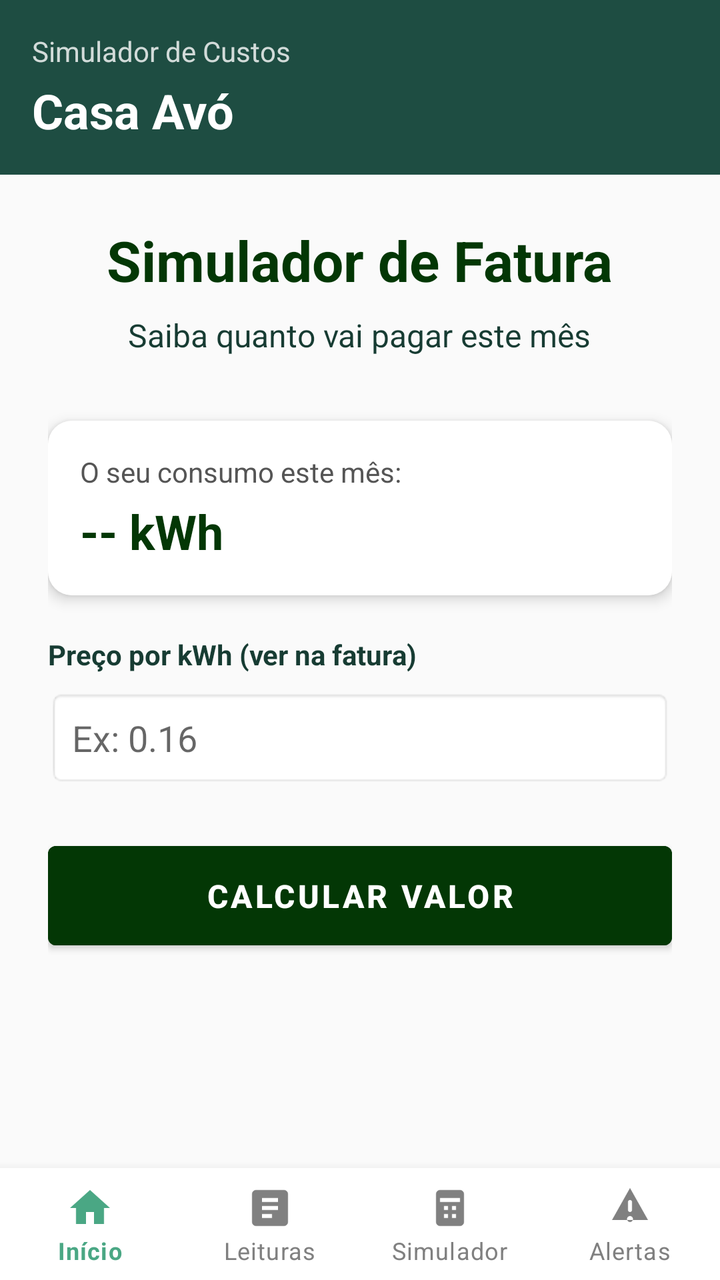
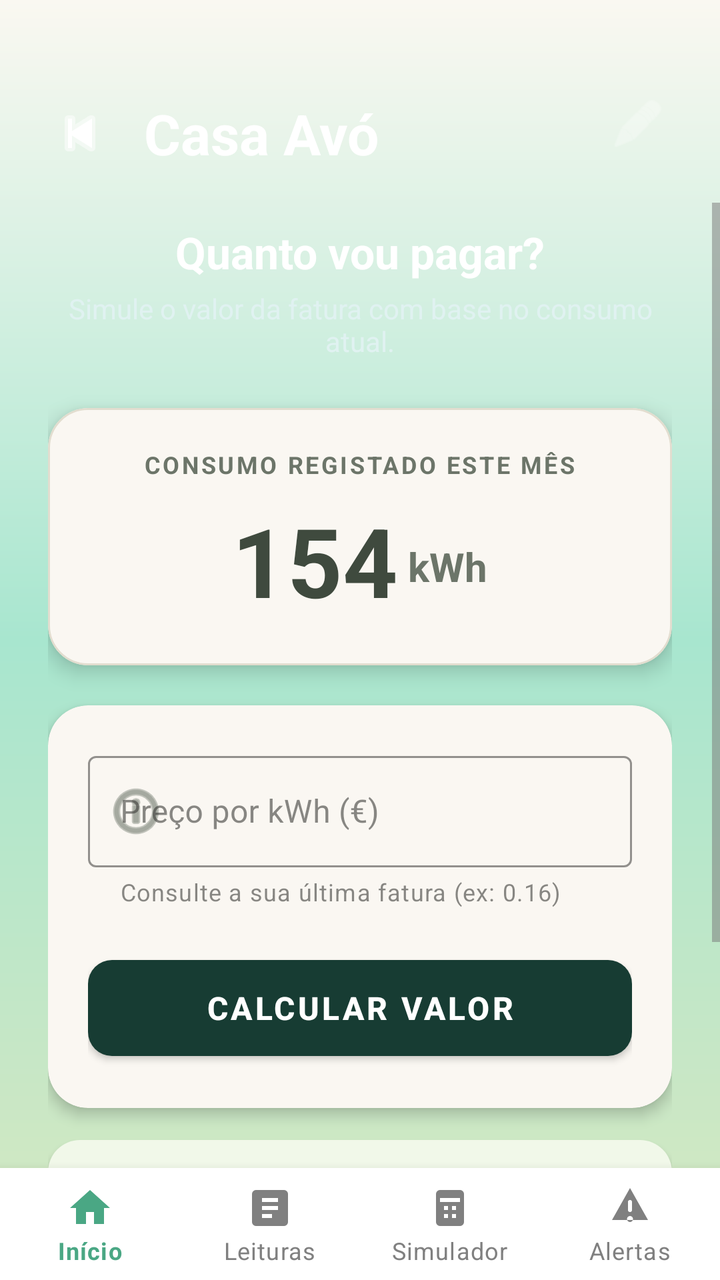

Before-and-after screenshots of an Android layout around one commit, followed by the original layout XML and the change that was made.
<!-- AndroidManifest.xml: application theme Theme.EcoTrack -->
<!-- res/layout/activity_calculadora_custos.xml -->
<?xml version="1.0" encoding="utf-8"?>
<RelativeLayout xmlns:android="http://schemas.android.com/apk/res/android"
    xmlns:app="http://schemas.android.com/apk/res-auto"
    android:layout_width="match_parent"
    android:layout_height="match_parent"
    android:background="@drawable/gradient_verde">

    
    <LinearLayout
        android:id="@+id/headerCasaCalculadora"
        android:layout_width="match_parent"
        android:layout_height="wrap_content"
        android:orientation="vertical"
        android:padding="16dp"
        android:background="#1E4D42">

        <TextView
            android:text="Simulador de Custos"
            android:textSize="14sp"
            android:textColor="#FFFFFF"
            android:alpha="0.8"
            android:layout_width="wrap_content"
            android:layout_height="wrap_content"/>

        <TextView
            android:id="@+id/tvNomeCasaCalculadora"
            android:text="Casa Avó"
            android:textSize="24sp"
            android:textStyle="bold"
            android:textColor="#FFFFFF"
            android:layout_marginTop="4dp"
            android:layout_width="wrap_content"
            android:layout_height="wrap_content"/>

    </LinearLayout>

    
    <ScrollView
        android:id="@+id/scrollSimulador"
        android:layout_width="match_parent"
        android:layout_height="match_parent"
        android:fillViewport="true"
        android:layout_above="@+id/bottomNavigation"
        android:layout_below="@+id/headerCasaCalculadora">

        <LinearLayout
            android:layout_width="match_parent"
            android:layout_height="wrap_content"
            android:orientation="vertical"
            android:padding="24dp"
            android:gravity="center_horizontal"
            android:background="#FAFAFA">

            <TextView
                android:layout_width="wrap_content"
                android:layout_height="wrap_content"
                android:text="Simulador de Fatura"
                android:textSize="28sp"
                android:textStyle="bold"
                android:textColor="@color/green"
                android:layout_marginBottom="8dp"/>

            <TextView
                android:layout_width="wrap_content"
                android:layout_height="wrap_content"
                android:text="Saiba quanto vai pagar este mês"
                android:textSize="16sp"
                android:textColor="@color/onMint"
                android:layout_marginBottom="32dp"/>

            
            <com.google.android.material.card.MaterialCardView
                android:layout_width="match_parent"
                android:layout_height="wrap_content"
                app:cardCornerRadius="12dp"
                app:cardElevation="4dp"
                android:layout_marginBottom="20dp">

                <LinearLayout
                    android:layout_width="match_parent"
                    android:layout_height="wrap_content"
                    android:orientation="vertical"
                    android:padding="16dp"
                    android:background="#FFFFFF">

                    <TextView
                        android:layout_width="wrap_content"
                        android:layout_height="wrap_content"
                        android:text="O seu consumo este mês:"
                        android:textSize="14sp"
                        android:textColor="#555555"/>

                    <TextView
                        android:id="@+id/tvConsumoAtual"
                        android:layout_width="wrap_content"
                        android:layout_height="wrap_content"
                        android:text="-- kWh"
                        android:textSize="24sp"
                        android:textStyle="bold"
                        android:textColor="@color/green"
                        android:layout_marginTop="4dp"/>
                </LinearLayout>
            </com.google.android.material.card.MaterialCardView>

            
            <TextView
                android:layout_width="match_parent"
                android:layout_height="wrap_content"
                android:text="Preço por kWh (ver na fatura)"
                android:textColor="@color/onMint"
                android:textStyle="bold"
                android:layout_marginBottom="8dp"/>

            
            <EditText
                android:id="@+id/etPrecoKwh"
                android:layout_width="match_parent"
                android:layout_height="wrap_content"
                android:hint="Ex: 0.16"
                android:inputType="numberDecimal"
                android:background="@android:drawable/editbox_background_normal"
                android:padding="12dp"
                android:layout_marginBottom="24dp"/>

            
            <Button
                android:id="@+id/btnCalcular"
                android:layout_width="match_parent"
                android:layout_height="wrap_content"
                android:text="Calcular Valor"
                android:backgroundTint="@color/green"
                android:textColor="#FFFFFF"
                android:textStyle="bold"
                android:textSize="16sp"
                android:padding="14dp"
                android:layout_marginBottom="24dp"/>

            
            <LinearLayout
                android:id="@+id/layoutResultado"
                android:layout_width="match_parent"
                android:layout_height="wrap_content"
                android:orientation="vertical"
                android:gravity="center"
                android:background="@drawable/rounded_white_box"
                android:padding="20dp"
                android:visibility="gone">

                <TextView
                    android:layout_width="wrap_content"
                    android:layout_height="wrap_content"
                    android:text="Estimativa a pagar:"
                    android:textSize="16sp"
                    android:textColor="#555555"/>

                <TextView
                    android:id="@+id/tvResultadoEuros"
                    android:layout_width="wrap_content"
                    android:layout_height="wrap_content"
                    android:text="€ 0,00"
                    android:textSize="32sp"
                    android:textStyle="bold"
                    android:textColor="#2E7D32"
                    android:layout_marginTop="8dp"/>

                <TextView
                    android:layout_width="wrap_content"
                    android:layout_height="wrap_content"
                    android:text="*Valor aproximado s/ IVA e taxas fixas"
                    android:textSize="12sp"
                    android:textColor="#999999"
                    android:layout_marginTop="8dp"/>
            </LinearLayout>

        </LinearLayout>
    </ScrollView>

    
    <com.google.android.material.bottomnavigation.BottomNavigationView
        android:id="@+id/bottomNavigation"
        android:layout_width="match_parent"
        android:layout_height="wrap_content"
        android:layout_alignParentBottom="true"
        app:menu="@menu/menu_bottom_nav"
        app:itemIconTint="@color/selector_bottom_nav"
        app:itemTextColor="@color/selector_bottom_nav"
        android:background="@android:color/white"
        app:labelVisibilityMode="labeled"/>

</RelativeLayout>
<!-- resources referenced by this layout -->
<resources>
  <color name="green">#033705</color>
  <color name="onMint">#173C33</color>
  <!-- drawable gradient_verde (drawable) -->
  <shape xmlns:android="http://schemas.android.com/apk/res/android">
      <gradient
          android:startColor="@color/pastel_lightgreen"
          android:centerColor="@color/mint_start"
          android:endColor="@color/pastel_whitewarm"
          android:angle="90" />
  
      <corners android:radius="0dp" />
  </shape>
  <!-- drawable rounded_white_box (drawable) -->
  <shape xmlns:android="http://schemas.android.com/apk/res/android" android:shape="rectangle">
      <solid android:color="#FFFFFF"/>
      <corners android:radius="16dp"/>
      <padding android:left="12dp" android:top="12dp" android:right="12dp" android:bottom="12dp"/>
  </shape>
  <style name="Theme.EcoTrack" parent="Theme.MaterialComponents.Light.NoActionBar">
          
          <item name="colorPrimary">@color/colorPrimary</item>
          <item name="colorOnPrimary">@color/colorOnPrimary</item>
          <item name="colorSecondary">@color/colorSecondary</item>
          <item name="colorOnSecondary">@color/colorOnSecondary</item>
  
          
          <item name="colorOnBackground">@color/background_beige</item>
          <item name="colorSurface">@color/colorSurface</item>
          <item name="colorOnSurface">@color/colorOnSurface</item>
          <item name="android:windowBackground">@color/background_beige</item>
  
          
          <item name="colorPrimaryContainer">@color/colorPrimaryContainer</item>
          <item name="colorOnPrimaryContainer">@color/colorOnPrimaryContainer</item>
          <item name="colorSecondaryContainer">@color/colorSecondaryContainer</item>
          <item name="colorOnSecondaryContainer">@color/colorOnSecondaryContainer</item>
  
          
          <item name="colorError">@color/colorError</item>
          <item name="colorOnError">@color/colorOnError</item>
          <item name="colorErrorContainer">@color/colorErrorContainer</item>
          <item name="colorOnErrorContainer">@color/colorOnErrorContainer</item>
  
          
          <item name="colorOutline">@color/colorOutline</item>
  
          
          <item name="android:textColorPrimary">@color/text_primary</item>
          <item name="android:textColorSecondary">@color/text_secondary</item>
  
          
          <item name="android:statusBarColor">@color/colorPrimary</item>
          <item name="android:navigationBarColor">@color/background_beige</item>
      </style>
  <color name="pastel_lightgreen">#D7E8C1</color>
  <color name="mint_start">#A8E6CF</color>
  <color name="pastel_whitewarm">#FAF8F1</color>
  <color name="colorPrimary">#2E7D5B</color>
  <color name="colorOnPrimary">#FFFFFF</color>
  <color name="colorSecondary">#52644F</color>
  <color name="colorOnSecondary">#FFFFFF</color>
  <color name="background_beige">#FFFDF8</color>
  <color name="colorSurface">#FAF7F2</color>
  <color name="colorOnSurface">#3B3A37</color>
  <color name="colorPrimaryContainer">#BFE3CF</color>
  <color name="colorOnPrimaryContainer">#1A3B2C</color>
  <color name="colorSecondaryContainer">#D5E8D7</color>
  <color name="colorOnSecondaryContainer">#1F352F</color>
  <color name="colorError">#B3261E</color>
  <color name="colorOnError">#FFFFFF</color>
  <color name="colorErrorContainer">#F9DEDC</color>
  <color name="colorOnErrorContainer">#410E0B</color>
  <color name="colorOutline">#D8D2C8</color>
  <color name="text_primary">#2E2E2E</color>
  <color name="text_secondary">#7A7A7A</color>
</resources>

<!-- the commit's change to res/layout/activity_calculadora_custos.xml (unified diff, before → after) -->
@@ -1,139 +1,218 @@
 <?xml version="1.0" encoding="utf-8"?>
-<RelativeLayout xmlns:android="http://schemas.android.com/apk/res/android"
+<androidx.constraintlayout.widget.ConstraintLayout xmlns:android="http://schemas.android.com/apk/res/android"
     xmlns:app="http://schemas.android.com/apk/res-auto"
+    xmlns:tools="http://schemas.android.com/tools"
     android:layout_width="match_parent"
     android:layout_height="match_parent"
-    android:background="@drawable/gradient_verde">
+    android:background="@drawable/gradient_verde"
+    tools:context=".CalculadoraCustos">
 
     
-    <LinearLayout
+    <androidx.constraintlayout.widget.ConstraintLayout
         android:id="@+id/headerCasaCalculadora"
         android:layout_width="match_parent"
         android:layout_height="wrap_content"
-        android:orientation="vertical"
-        android:padding="16dp"
-        android:background="#1E4D42">
-
+        android:paddingHorizontal="24dp"
+        android:paddingTop="48dp"
+        android:paddingBottom="16dp"
+        app:layout_constraintTop_toTopOf="parent"
+        app:layout_constraintStart_toStartOf="parent"
+        app:layout_constraintEnd_toEndOf="parent">
+
+        
+        <ImageView
+            android:id="@+id/btnBackArrow"
+            android:layout_width="32dp"
+            android:layout_height="32dp"
+            android:src="@android:drawable/ic_media_previous"
+            app:tint="#FFFFFF"
+            android:contentDescription="Voltar"
+            app:layout_constraintStart_toStartOf="parent"
+            app:layout_constraintTop_toTopOf="@id/tvNomeCasaCalculadora"
+            app:layout_constraintBottom_toBottomOf="@id/tvNomeCasaCalculadora" />
+
+        
         <TextView
-            android:text="Simulador de Custos"
-            android:textSize="14sp"
-            android:textColor="#FFFFFF"
-            android:alpha="0.8"
+            android:id="@+id/tvLabelCategoria"
             android:layout_width="wrap_content"
-            android:layout_height="wrap_content"/>
-
+            android:layout_height="wrap_content"
+            android:text="SIMULADOR DE FATURA"
+            android:textSize="12sp"
+            android:textColor="#CCFFFFFF"
+            android:letterSpacing="0.1"
+            android:textStyle="bold"
+            android:layout_marginBottom="4dp"
+            android:layout_marginStart="16dp"
+            app:layout_constraintStart_toEndOf="@id/btnBackArrow"
+            app:layout_constraintBottom_toTopOf="@id/tvNomeCasaCalculadora" />
+
+        
         <TextView
             android:id="@+id/tvNomeCasaCalculadora"
+            android:layout_width="wrap_content"
+            android:layout_height="wrap_content"
             android:text="Casa Avó"
-            android:textSize="24sp"
+            android:textSize="28sp"
             android:textStyle="bold"
             android:textColor="#FFFFFF"
-            android:layout_marginTop="4dp"
-            android:layout_width="wrap_content"
-            android:layout_height="wrap_content"/>
-
-    </LinearLayout>
+            android:layout_marginStart="16dp"
+            app:layout_constraintStart_toEndOf="@id/btnBackArrow"
+            app:layout_constraintTop_toTopOf="parent" />
+
+        
+        <ImageView
+            android:layout_width="28dp"
+            android:layout_height="28dp"
+            android:src="@android:drawable/ic_menu_edit"
+            app:layout_centerY="@id/tvNomeCasaCalculadora"
+            app:layout_constraintBottom_toBottomOf="parent"
+            app:layout_constraintEnd_toEndOf="parent"
+            app:layout_constraintHorizontal_bias="0.976"
+            app:layout_constraintStart_toEndOf="@+id/tvNomeCasaCalculadora"
+            app:layout_constraintTop_toTopOf="parent"
+            app:layout_constraintVertical_bias="0.0"
+            app:tint="#80FFFFFF" />
+
+    </androidx.constraintlayout.widget.ConstraintLayout>
 
     
     <ScrollView
         android:id="@+id/scrollSimulador"
-        android:layout_width="match_parent"
-        android:layout_height="match_parent"
+        android:layout_width="0dp"
+        android:layout_height="0dp"
         android:fillViewport="true"
-        android:layout_above="@+id/bottomNavigation"
-        android:layout_below="@+id/headerCasaCalculadora">
+        android:clipToPadding="false"
+        android:paddingBottom="20dp"
+        app:layout_constraintTop_toBottomOf="@id/headerCasaCalculadora"
+        app:layout_constraintBottom_toTopOf="@id/bottomNavigation"
+        app:layout_constraintStart_toStartOf="parent"
+        app:layout_constraintEnd_toEndOf="parent">
 
         <LinearLayout
             android:layout_width="match_parent"
             android:layout_height="wrap_content"
             android:orientation="vertical"
-            android:padding="24dp"
-            android:gravity="center_horizontal"
-            android:background="#FAFAFA">
+            android:paddingHorizontal="24dp"
+            android:paddingTop="10dp"
+            android:gravity="center_horizontal">
 
             <TextView
                 android:layout_width="wrap_content"
                 android:layout_height="wrap_content"
-                android:text="Simulador de Fatura"
-                android:textSize="28sp"
+                android:text="Quanto vou pagar?"
+                android:textSize="22sp"
                 android:textStyle="bold"
-                android:textColor="@color/green"
-                android:layout_marginBottom="8dp"/>
+                android:textColor="#FFFFFF"
+                android:layout_marginBottom="4dp"/>
 
             <TextView
                 android:layout_width="wrap_content"
                 android:layout_height="wrap_content"
-                android:text="Saiba quanto vai pagar este mês"
-                android:textSize="16sp"
-                android:textColor="@color/onMint"
-                android:layout_marginBottom="32dp"/>
+                android:text="Simule o valor da fatura com base no consumo atual."
+                android:textSize="14sp"
+                android:textColor="#E0F2F1"
+                android:textAlignment="center"
+                android:layout_marginBottom="24dp"/>
 
             
             <com.google.android.material.card.MaterialCardView
                 android:layout_width="match_parent"
                 android:layout_height="wrap_content"
-                app:cardCornerRadius="12dp"
-                app:cardElevation="4dp"
+                app:cardCornerRadius="20dp"
+                app:cardElevation="6dp"
+                app:strokeColor="@color/cardStroke"
+                app:strokeWidth="1dp"
                 android:layout_marginBottom="20dp">
 
                 <LinearLayout
                     android:layout_width="match_parent"
                     android:layout_height="wrap_content"
                     android:orientation="vertical"
-                    android:padding="16dp"
-                    android:background="#FFFFFF">
+                    android:padding="20dp"
+                    android:gravity="center">
 
                     <TextView
                         android:layout_width="wrap_content"
                         android:layout_height="wrap_content"
-                        android:text="O seu consumo este mês:"
-                        android:textSize="14sp"
-                        android:textColor="#555555"/>
-
-                    <TextView
-                        android:id="@+id/tvConsumoAtual"
+                        android:text="CONSUMO REGISTADO ESTE MÊS"
+                        android:textSize="12sp"
+                        android:letterSpacing="0.1"
+                        android:textStyle="bold"
+                        android:textColor="@color/oliveTextSoft"/>
+
+                    <LinearLayout
                         android:layout_width="wrap_content"
                         android:layout_height="wrap_content"
-                        android:text="-- kWh"
-                        android:textSize="24sp"
-                        android:textStyle="bold"
-                        android:textColor="@color/green"
-                        android:layout_marginTop="4dp"/>
+                        android:orientation="horizontal"
+                        android:gravity="bottom"
+                        android:layout_marginTop="8dp">
+
+                        <TextView
+                            android:id="@+id/tvConsumoAtual"
+                            android:layout_width="wrap_content"
+                            android:layout_height="wrap_content"
+                            android:text="154"
+                            android:textSize="48sp"
+                            android:textStyle="bold"
+                            android:textColor="@color/oliveText"/>
+
+                        <TextView
+                            android:layout_width="wrap_content"
+                            android:layout_height="wrap_content"
+                            android:text=" kWh"
+                            android:textSize="20sp"
+                            android:textStyle="bold"
+                            android:textColor="@color/oliveTextSoft"
+                            android:layout_marginBottom="8dp"/>
+                    </LinearLayout>
                 </LinearLayout>
             </com.google.android.material.card.MaterialCardView>
 
             
-            <TextView
+            <com.google.android.material.card.MaterialCardView
                 android:layout_width="match_parent"
                 android:layout_height="wrap_content"
-                android:text="Preço por kWh (ver na fatura)"
-                android:textColor="@color/onMint"
-                android:textStyle="bold"
-                android:layout_marginBottom="8dp"/>
-
-            
-            <EditText
-                android:id="@+id/etPrecoKwh"
-                android:layout_width="match_parent"
-                android:layout_height="wrap_content"
-                android:hint="Ex: 0.16"
-                android:inputType="numberDecimal"
-                android:background="@android:drawable/editbox_background_normal"
-                android:padding="12dp"
-                android:layout_marginBottom="24dp"/>
-
-            
-            <Button
-                android:id="@+id/btnCalcular"
-                android:layout_width="match_parent"
-                android:layout_height="wrap_content"
-                android:text="Calcular Valor"
-                android:backgroundTint="@color/green"
-                android:textColor="#FFFFFF"
-                android:textStyle="bold"
-                android:textSize="16sp"
-                android:padding="14dp"
-                android:layout_marginBottom="24dp"/>
+                app:cardCornerRadius="20dp"
+                app:cardElevation="4dp"
+                android:layout_marginBottom="16dp">
+
+                <LinearLayout
+                    android:layout_width="match_parent"
+                    android:layout_height="wrap_content"
+                    android:orientation="vertical"
+                    android:padding="20dp">
+
+                    <com.google.android.material.textfield.TextInputLayout
+                        android:id="@+id/tilPreco"
+                        style="@style/Widget.MaterialComponents.TextInputLayout.OutlinedBox"
+                        android:layout_width="match_parent"
+                        android:layout_height="wrap_content"
+                        android:hint="Preço por kWh (€)"
+                        app:helperText="Consulte a sua última fatura (ex: 0.16)"
+                        app:boxStrokeColor="@color/green"
+                        app:startIconDrawable="@android:drawable/ic_menu_info_details"
+                        app:startIconTint="@color/oliveTextSoft">
+
+                        <com.google.android.material.textfield.TextInputEditText
+                            android:id="@+id/etPrecoKwh"
+                            android:layout_width="match_parent"
+                            android:layout_height="wrap_content"
+                            android:inputType="numberDecimal" />
+                    </com.google.android.material.textfield.TextInputLayout>
+
+                    <com.google.android.material.button.MaterialButton
+                        android:id="@+id/btnCalcular"
+                        android:layout_width="match_parent"
+                        android:layout_height="60dp"
+                        android:layout_marginTop="20dp"
+                        android:text="Calcular Valor"
+                        android:textColor="#FFFFFF"
+                        android:textSize="16sp"
+                        android:textStyle="bold"
+                        app:backgroundTint="@color/onMint"
+                        app:cornerRadius="12dp"/>
+                </LinearLayout>
+            </com.google.android.material.card.MaterialCardView>
 
             
             <LinearLayout
@@ -143,32 +222,35 @@
                 android:orientation="vertical"
                 android:gravity="center"
                 android:background="@drawable/rounded_white_box"
+                android:backgroundTint="#F1F8E9"
                 android:padding="20dp"
-                android:visibility="gone">
+                android:elevation="2dp"
+                android:visibility="visible">
 
                 <TextView
                     android:layout_width="wrap_content"
                     android:layout_height="wrap_content"
-                    android:text="Estimativa a pagar:"
-                    android:textSize="16sp"
-                    android:textColor="#555555"/>
+                    android:text="Estimativa a Pagar"
+                    android:textSize="14sp"
+                    android:textAllCaps="true"
+                    android:textColor="#558B2F"/>
 
                 <TextView
                     android:id="@+id/tvResultadoEuros"
                     android:layout_width="wrap_content"
                     android:layout_height="wrap_content"
-                    android:text="€ 0,00"
-                    android:textSize="32sp"
+                    android:text="€ 24,64"
+                    android:textSize="36sp"
                     android:textStyle="bold"
                     android:textColor="#2E7D32"
-                    android:layout_marginTop="8dp"/>
+                    android:layout_marginTop="4dp"/>
 
                 <TextView
                     android:layout_width="wrap_content"
                     android:layout_height="wrap_content"
-                    android:text="*Valor aproximado s/ IVA e taxas fixas"
+                    android:text="*Valor s/ taxas fixas e IVA"
                     android:textSize="12sp"
-                    android:textColor="#999999"
+                    android:textColor="#888888"
                     android:layout_marginTop="8dp"/>
             </LinearLayout>
 
@@ -180,11 +262,12 @@
         android:id="@+id/bottomNavigation"
         android:layout_width="match_parent"
         android:layout_height="wrap_content"
-        android:layout_alignParentBottom="true"
+        app:layout_constraintBottom_toBottomOf="parent"
         app:menu="@menu/menu_bottom_nav"
+        android:background="@android:color/white"
         app:itemIconTint="@color/selector_bottom_nav"
         app:itemTextColor="@color/selector_bottom_nav"
-        android:background="@android:color/white"
-        app:labelVisibilityMode="labeled"/>
-
-</RelativeLayout>
+        app:labelVisibilityMode="labeled"
+        app:elevation="8dp"/>
+
+</androidx.constraintlayout.widget.ConstraintLayout>
<!-- resource entries referenced after the edit -->
@@ -1,6 +1,9 @@
 <!-- resources referenced by this layout -->
 <resources>
+  <color name="cardStroke">#E2DDCF</color>
   <color name="green">#033705</color>
+  <color name="oliveText">#3F4A3E</color>
+  <color name="oliveTextSoft">#6C7569</color>
   <color name="onMint">#173C33</color>
   <!-- drawable gradient_verde (drawable) -->
   <shape xmlns:android="http://schemas.android.com/apk/res/android">
